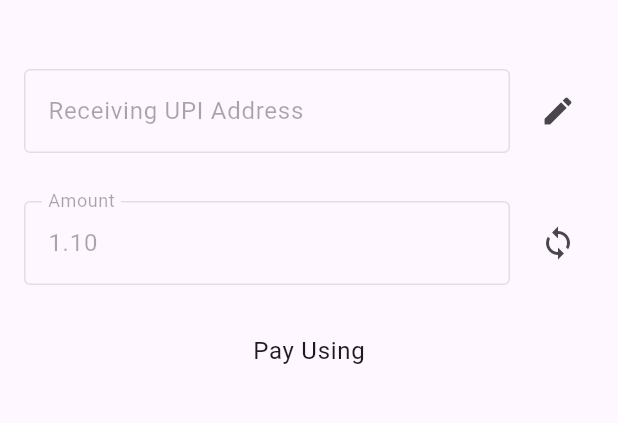
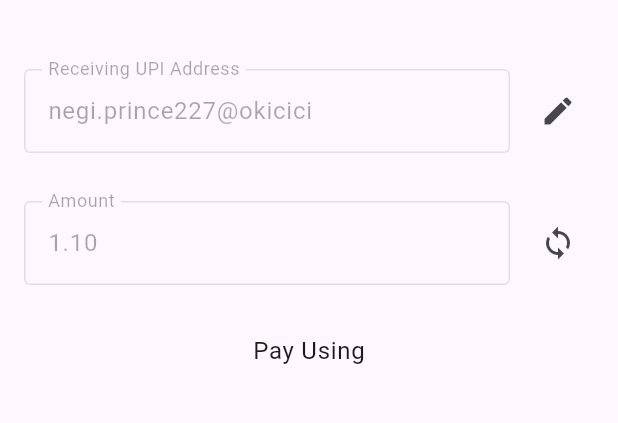
Before and after one commit to princeflutterdev/flutter_upi_pay, a Flutter app: the screen it shows after launch, on a phone screen of 412 x 824 dp, the part 63-486 px from its top. Run offline on Flutter 3.47's test engine with Material 3 defaults, Android fonts, the phone set to English and light mode, and no system bars; our stand-ins replace decimal, universal_io.

Commit message:
dependecies update1

```diff
--- a/example/lib/main.dart
+++ b/example/lib/main.dart
@@ -42,7 +42,7 @@
   @override
   void initState() {
     super.initState();
-
+    _upiAddressController.text = "negi.prince227@okicici";
     _amountController.text =
         (Random.secure().nextDouble() * 10).toStringAsFixed(2);
 
--- a/pubspec.yaml
+++ b/pubspec.yaml
@@ -1,6 +1,6 @@
 name: flutter_upi_india
 description: A flutter plugin to launch UPI payment applications on Android and iOS towards making UPI payments.
-version: 0.0.3
+version: 0.0.4
 
 homepage: https://github.com/princeflutterdev/flutter_upi_pay
 
```
Also changed, not shown: 13 other files.
